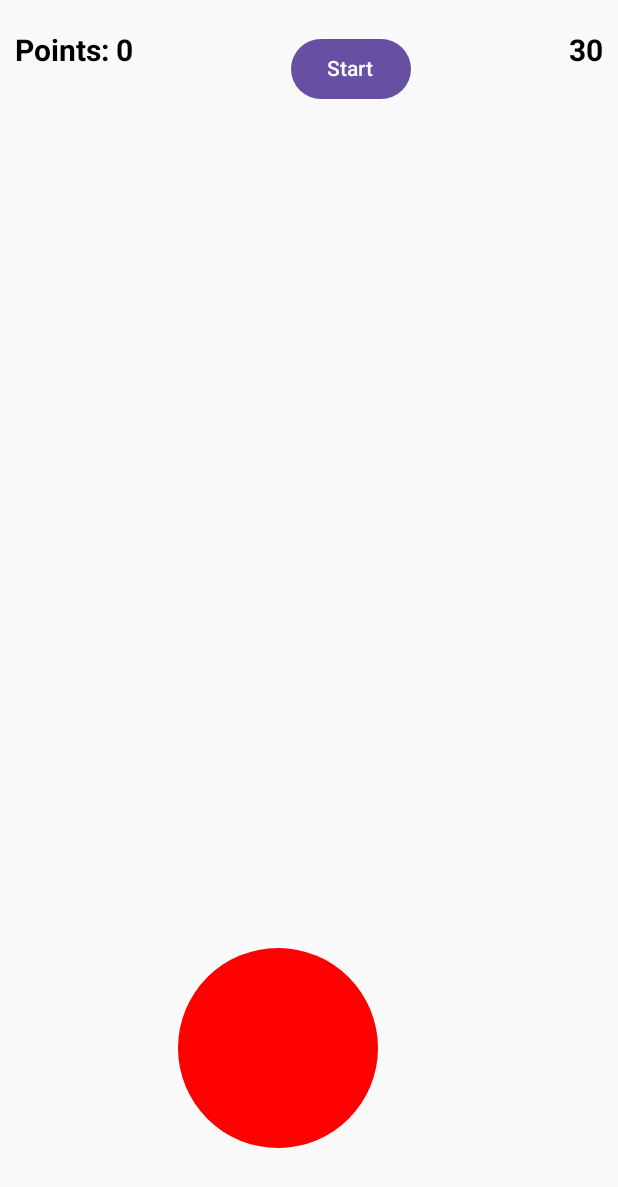
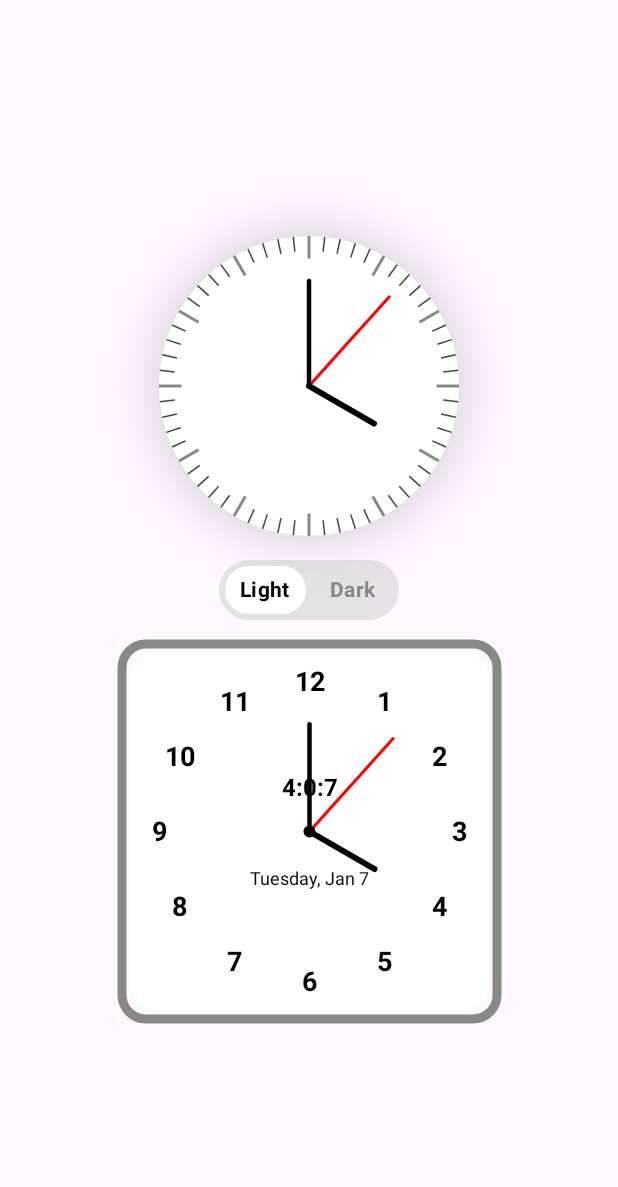
Before and after one commit to yogesh-7/My_Canvas, an Android app built with Jetpack Compose: the screen it shows after launch (MainActivity), on a phone screen of 412 x 824 dp. Shown: the top 1187 px of the screen. Run offline under Robolectric (Android 15) with nearby library versions, the phone set to English and light mode, and no system bars.

Commit message:
UI is ready

```diff
--- /dev/null
+++ b/app/src/main/java/com/helloyogesh/mycanvas/Clock.kt
@@ -0,0 +1,324 @@
+package com.helloyogesh.mycanvas
+
+import android.graphics.Paint
+import android.os.Build
+import androidx.annotation.RequiresApi
+import androidx.compose.foundation.Canvas
+import androidx.compose.foundation.layout.Box
+import androidx.compose.foundation.layout.Column
+import androidx.compose.foundation.layout.Spacer
+import androidx.compose.foundation.layout.fillMaxSize
+import androidx.compose.foundation.layout.height
+import androidx.compose.foundation.layout.offset
+import androidx.compose.foundation.layout.size
+import androidx.compose.material3.Text
+import androidx.compose.runtime.Composable
+import androidx.compose.runtime.LaunchedEffect
+import androidx.compose.runtime.getValue
+import androidx.compose.runtime.mutableLongStateOf
+import androidx.compose.runtime.remember
+import androidx.compose.runtime.setValue
+import androidx.compose.ui.Alignment
+import androidx.compose.ui.Modifier
+import androidx.compose.ui.geometry.CornerRadius
+import androidx.compose.ui.geometry.Offset
+import androidx.compose.ui.geometry.Size
+import androidx.compose.ui.graphics.Color
+import androidx.compose.ui.graphics.StrokeCap
+import androidx.compose.ui.graphics.drawscope.Stroke
+import androidx.compose.ui.graphics.drawscope.rotate
+import androidx.compose.ui.graphics.nativeCanvas
+import androidx.compose.ui.graphics.toArgb
+import androidx.compose.ui.platform.LocalDensity
+import androidx.compose.ui.text.TextStyle
+import androidx.compose.ui.text.font.FontWeight
+import androidx.compose.ui.tooling.preview.Preview
+import androidx.compose.ui.unit.Dp
+import androidx.compose.ui.unit.dp
+import androidx.compose.ui.unit.sp
+import kotlinx.coroutines.delay
+import java.text.SimpleDateFormat
+import java.util.Calendar
+import java.util.Locale
+import kotlin.math.PI
+import kotlin.math.cos
+import kotlin.math.sin
+
+@Composable
+fun Clock(
+    seconds: Float = 0f,
+    minutes: Float = 0f,
+    hours: Float = 0f,
+    radius: Dp = 100.dp,
+    isLightMode: Boolean
+) {
+    val clockFaceColor = if (isLightMode) Color.White else Color(0xFF121212)
+    val tickColor = if (isLightMode) Color.DarkGray else Color(0xFF555555)
+    val majorTickColor = if (isLightMode) Color.Gray else Color(0xFF333333)
+    val secondHandColor = if (isLightMode) Color.Red else Color(0xFFFF5555)
+    val minuteHandColor = if (isLightMode) Color.Black else Color(0xFFAAAAAA)
+    val hourHandColor = if (isLightMode) Color.Black else Color(0xFF888888)
+
+    Canvas(modifier = Modifier.size(radius * 2f)) {
+        // Draw clock face with shadow
+        drawContext.canvas.nativeCanvas.apply {
+            drawCircle(
+                center.x,
+                center.y,
+                radius.toPx(),
+                Paint().apply {
+                    color = clockFaceColor.toArgb()
+                    setShadowLayer(
+                        /* radius = */ 50f,
+                        /* dx = */ 0f,
+                        /* dy = */ 0f,
+                        /* shadowColor = */ android.graphics.Color.argb(50, 0, 0, 0)
+                    )
+                }
+            )
+        }
+
+        // Draw clock ticks (lines)
+        for (i in 0..59) {
+            val angleInRad = i * (360f / 60f) * (PI.toFloat() / 180f)
+            val isMajorTick = i % 5 == 0
+            val lineLength = if (isMajorTick) radius.toPx() * 0.15f else radius.toPx() * 0.1f
+            val strokeWidth = if (isMajorTick) 2.dp.toPx() else 1.dp.toPx()
+            val lineColor = if (isMajorTick) majorTickColor else tickColor
+
+            val lineStart = Offset(
+                x = radius.toPx() * cos(angleInRad) + center.x,
+                y = radius.toPx() * sin(angleInRad) + center.y
+            )
+            val lineEnd = Offset(
+                x = (radius.toPx() - lineLength) * cos(angleInRad) + center.x,
+                y = (radius.toPx() - lineLength) * sin(angleInRad) + center.y
+            )
+            drawLine(
+                color = lineColor,
+                start = lineStart,
+                end = lineEnd,
+                strokeWidth = strokeWidth
+            )
+        }
+
+        // Draw seconds hand
+        val secondsHandLength = radius.toPx() * 0.8f
+        rotate(degrees = seconds * (360f / 60f), pivot = center) {
+            drawLine(
+                color = secondHandColor,
+                start = center,
+                end = Offset(
+                    x = center.x,
+                    y = center.y - secondsHandLength
+                ),
+                strokeWidth = 2.dp.toPx(),
+                cap = StrokeCap.Round
+            )
+        }
+
+        // Draw minutes hand
+        val minutesHandLength = radius.toPx() * 0.7f
+        rotate(degrees = minutes * (360f / 60f), pivot = center) {
+            drawLine(
+                color = minuteHandColor,
+                start = center,
+                end = Offset(
+                    x = center.x,
+                    y = center.y - minutesHandLength
+                ),
+                strokeWidth = 3.dp.toPx(),
+                cap = StrokeCap.Round
+            )
+        }
+
+        // Draw hours hand
+        val hoursHandLength = radius.toPx() * 0.5f
+        rotate(degrees = hours * (360f / 12f), pivot = center) {
+            drawLine(
+                color = hourHandColor,
+                start = center,
+                end = Offset(
+                    x = center.x,
+                    y = center.y - hoursHandLength
+                ),
+                strokeWidth = 4.dp.toPx(),
+                cap = StrokeCap.Round
+            )
+        }
+    }
+}
+
+@Composable
+fun SquareClock(
+    seconds: Float = 0f,
+    minutes: Float = 0f,
+    hours: Float = 0f,
+    size: Dp = 250.dp,
+    isLightMode: Boolean = true
+) {
+    val clockFaceColor = if (isLightMode) Color.White else Color(0xFF121212)
+    val borderColor = if (isLightMode) Color.Gray else Color(0xFFBBBBBB)
+    val numberColor = if (isLightMode) Color.Black else Color.White
+    val hourHandColor = if (isLightMode) Color.Black else Color(0xFFBBBBBB)
+    val minuteHandColor =  if (isLightMode) Color.Black else Color(0xFFBBBBBB)
+    val secondHandColor = Color.Red
+    val textStyle = TextStyle(fontSize = 18.sp, color = numberColor, fontWeight = FontWeight.Bold)
+
+    val density = LocalDensity.current
+
+    // Get current time and date (compatible with older Android versions)
+    val calendar = Calendar.getInstance()
+    val dateFormat = SimpleDateFormat("EEEE, MMM d", Locale.getDefault())
+    val formattedDate = remember { dateFormat.format(calendar.time) }
+
+    Box {
+        Canvas(modifier = Modifier.size(size)) {
+            val squareSide = with(density) { size.toPx() }
+
+            // Draw border with rounded corners
+            drawRoundRect(
+                color = borderColor,
+                size = Size(squareSide, squareSide),
+                cornerRadius = CornerRadius(16.dp.toPx()),
+                style = Stroke(width = 6.dp.toPx())
+            )
+
+            // Draw clock face background
+            drawRoundRect(
+                color = clockFaceColor,
+                size = Size(squareSide - 12.dp.toPx(), squareSide - 12.dp.toPx()),
+                cornerRadius = CornerRadius(16.dp.toPx()),
+                topLeft = Offset(6.dp.toPx(), 6.dp.toPx())
+            )
+        }
+
+        Box(
+            modifier = Modifier.size(size),
+            contentAlignment = Alignment.Center
+        ) {
+            // Draw clock numbers
+            Box(
+                modifier = Modifier.fillMaxSize(),
+                contentAlignment = Alignment.Center
+            ) {
+                (1..12).forEach { number ->
+                    val angle = (number * 30 - 90) * (Math.PI / 180f).toFloat()
+                    val x = with(density) { (cos(angle) * (size.toPx() / 2.5f)).toDp() }
+                    val y = with(density) { (sin(angle) * (size.toPx() / 2.5f)).toDp() }
+
+                    Text(
+                        text = number.toString(),
+                        style = textStyle,
+                        modifier = Modifier
+                            .offset(x, y)
+                            .align(Alignment.Center)
+                    )
+                }
+            }
+
+            // Show time and date
+            Box(
+                modifier = Modifier.fillMaxSize(),
+                contentAlignment = Alignment.Center
+            ) {
+                Column(horizontalAlignment = Alignment.CenterHorizontally) {
+                    // Time above center
+                    Text(
+                        text = "${hours.toInt()}:${minutes.toInt()}:${seconds.toInt()}",
+                        fontSize = 16.sp,
+                        fontWeight = FontWeight.Bold,
+                        color = numberColor,
+                        modifier = Modifier.offset(y = (-20).dp)
+                    )
+
+                    // Spacer to create some gap between time and date
+                    Spacer(modifier = Modifier.height(4.dp))
+
+                    // Date below center
+                    Text(
+                        text = formattedDate,
+                        fontSize = 12.sp,
+                        color = numberColor,
+                        modifier = Modifier.offset(y = 20.dp)
+                    )
+                }
+            }
+
+            // Clock Hands
+            Canvas(modifier = Modifier.fillMaxSize()) {
+                // Second hand
+                rotate(degrees = seconds * 6f, pivot = center) {
+                    drawLine(
+                        color = secondHandColor,
+                        start = center,
+                        end = Offset(center.x, center.y - (with(density) { size.toPx() / 3f })),
+                        strokeWidth = 2.dp.toPx(),
+                        cap = StrokeCap.Round
+                    )
+                }
+
+                // Minute hand
+                rotate(degrees = minutes * 6f, pivot = center) {
+                    drawLine(
+                        color = minuteHandColor,
+                        start = center,
+                        end = Offset(center.x, center.y - (with(density) { size.toPx() / 3.5f })),
+                        strokeWidth = 3.dp.toPx(),
+                        cap = StrokeCap.Round
+                    )
+                }
+
+                // Hour hand
+                rotate(degrees = hours * 30f, pivot = center) {
+                    drawLine(
+                        color = hourHandColor,
+                        start = center,
+                        end = Offset(center.x, center.y - (with(density) { size.toPx() / 5f })),
+                        strokeWidth = 4.dp.toPx(),
+                        cap = StrokeCap.Round
+                    )
+                }
+
+                // Center point
+                drawCircle(
+                    color = hourHandColor,
+                    radius = 4.dp.toPx(),
+                    center = center
+                )
+            }
+        }
+    }
+}
+
+@RequiresApi(Build.VERSION_CODES.O)
+@Preview(showBackground = true)
+@Composable
+fun SquareClockPreview() {
+    var currentTime by remember { mutableLongStateOf(System.currentTimeMillis()) }
+
+    // Continuously update the current time every second
+    LaunchedEffect(Unit) {
+        while (true) {
+            delay(1000L)
+            currentTime = System.currentTimeMillis()
+        }
+    }
+
+    // Calculate the IST offset in milliseconds
+    val istOffsetMillis = 5 * 3600 * 1000L + 30 * 60 * 1000L
+    val istTime = currentTime + istOffsetMillis
+
+    // Calculate seconds, minutes, and hours in IST
+    val seconds = (istTime / 1000f) % 60f
+    val minutes = ((istTime / 1000f) / 60) % 60f
+    val hours = ((istTime / 1000f) / 3600) % 12f // 12-hour format
+    val displayHours = if (hours == 0f) 12f else hours // Handle 12-hour clock behavior
+
+    SquareClock(
+        seconds = seconds,
+        minutes = minutes,
+        hours = displayHours,
+        isLightMode = false
+    )
+}
--- /dev/null
+++ b/app/src/main/java/com/helloyogesh/mycanvas/LightDarkSwitch.kt
@@ -0,0 +1,86 @@
+package com.helloyogesh.mycanvas
+
+import androidx.compose.foundation.background
+import androidx.compose.foundation.clickable
+import androidx.compose.foundation.layout.Box
+import androidx.compose.foundation.layout.Row
+import androidx.compose.foundation.layout.Spacer
+import androidx.compose.foundation.layout.fillMaxHeight
+import androidx.compose.foundation.layout.fillMaxSize
+import androidx.compose.foundation.layout.height
+import androidx.compose.foundation.layout.padding
+import androidx.compose.foundation.layout.width
+import androidx.compose.foundation.shape.RoundedCornerShape
+import androidx.compose.material3.MaterialTheme
+import androidx.compose.material3.Text
+import androidx.compose.runtime.Composable
+import androidx.compose.ui.Alignment
+import androidx.compose.ui.Modifier
+import androidx.compose.ui.draw.clip
+import androidx.compose.ui.graphics.Color
+import androidx.compose.ui.text.font.FontWeight
+import androidx.compose.ui.unit.dp
+
+@Composable
+fun LightDarkSwitch(
+    isLightMode: Boolean,
+    onModeChange: (Boolean) -> Unit
+) {
+    //val backgroundColor = if (isLightMode) Color.White else Color.Black
+    val lightTextColor = if (isLightMode) Color.Black else Color.Gray
+    val darkTextColor = if (isLightMode) Color.Gray else Color.White
+
+    Box(
+        modifier = Modifier
+            .padding(16.dp)
+            .clip(RoundedCornerShape(20.dp))
+            .background(Color.Gray.copy(alpha = 0.2f))
+            .height(40.dp)
+            .width(120.dp)
+            .clickable { onModeChange(!isLightMode) },
+
+        ) {
+        Row(
+            modifier = Modifier
+                .fillMaxSize()
+                .padding(4.dp),
+            verticalAlignment = Alignment.CenterVertically
+        ) {
+            // Light Mode Section
+            Box(
+                modifier = Modifier
+                    .weight(1f)
+                    .fillMaxHeight()
+                    .clip(RoundedCornerShape(16.dp))
+                    .background(if (isLightMode) Color.White else Color.Transparent),
+                contentAlignment = Alignment.Center
+            ) {
+                Text(
+                    text = "Light",
+                    color = lightTextColor,
+                    fontWeight = FontWeight.Bold,
+                    style = MaterialTheme.typography.bodyMedium
+                )
+            }
+
+            Spacer(modifier = Modifier.width(4.dp))
+
+            // Dark Mode Section
+            Box(
+                modifier = Modifier
+                    .weight(1f)
+                    .fillMaxHeight()
+                    .clip(RoundedCornerShape(16.dp))
+                    .background(if (!isLightMode) Color.Black else Color.Transparent),
+                contentAlignment = Alignment.Center
+            ) {
+                Text(
+                    text = "Dark",
+                    color = darkTextColor,
+                    fontWeight = FontWeight.Bold,
+                    style = MaterialTheme.typography.bodyMedium
+                )
+            }
+        }
+    }
+}
--- a/app/src/main/java/com/helloyogesh/mycanvas/MainActivity.kt
+++ b/app/src/main/java/com/helloyogesh/mycanvas/MainActivity.kt
@@ -1,180 +1,124 @@
 package com.helloyogesh.mycanvas
 
+import android.annotation.SuppressLint
 import android.os.Bundle
+import android.util.Log
 import androidx.activity.ComponentActivity
 import androidx.activity.compose.setContent
 import androidx.activity.enableEdgeToEdge
-import androidx.compose.foundation.Canvas
-import androidx.compose.foundation.gestures.detectTapGestures
 import androidx.compose.foundation.layout.Arrangement
-import androidx.compose.foundation.layout.BoxWithConstraints
 import androidx.compose.foundation.layout.Column
-import androidx.compose.foundation.layout.Row
 import androidx.compose.foundation.layout.Spacer
 import androidx.compose.foundation.layout.fillMaxSize
-import androidx.compose.foundation.layout.fillMaxWidth
 import androidx.compose.foundation.layout.height
 import androidx.compose.foundation.layout.navigationBarsPadding
-import androidx.compose.foundation.layout.padding
-import androidx.compose.material3.Button
-import androidx.compose.material3.Text
+import androidx.compose.material3.MaterialTheme
+import androidx.compose.material3.Surface
 import androidx.compose.runtime.Composable
 import androidx.compose.runtime.LaunchedEffect
 import androidx.compose.runtime.getValue
-import androidx.compose.runtime.mutableIntStateOf
 import androidx.compose.runtime.mutableStateOf
 import androidx.compose.runtime.remember
 import androidx.compose.runtime.setValue
+import androidx.compose.ui.Alignment
 import androidx.compose.ui.Modifier
-import androidx.compose.ui.geometry.Offset
-import androidx.compose.ui.graphics.Color
-import androidx.compose.ui.input.pointer.pointerInput
-import androidx.compose.ui.text.font.FontWeight
 import androidx.compose.ui.tooling.preview.Preview
 import androidx.compose.ui.unit.dp
-import androidx.compose.ui.unit.sp
 import kotlinx.coroutines.delay
-import kotlin.math.pow
-import kotlin.math.roundToInt
-import kotlin.math.sqrt
-import kotlin.random.Random
+import java.util.Calendar
+import java.util.TimeZone
 
 class MainActivity : ComponentActivity() {
     override fun onCreate(savedInstanceState: Bundle?) {
         super.onCreate(savedInstanceState)
         enableEdgeToEdge()
         setContent {
-            MainScreen()
+            Surface(
+                modifier = Modifier.fillMaxSize(),
+                color = MaterialTheme.colorScheme.background
+            ) {
+                MainScreen() // Call your MainScreen composable here
+            }
         }
     }
 }
 
+@SuppressLint("AutoboxingStateCreation")
 @Composable
 fun MainScreen() {
-    var points by remember {
-        mutableIntStateOf(0)
-    }
-    var isTimerRunning by remember {
-        mutableStateOf(false)
-    }
-    Column(modifier = Modifier.fillMaxSize()
-        .navigationBarsPadding()
+    Column(
+        modifier = Modifier
+            .fillMaxSize()
+            .navigationBarsPadding(),
+        horizontalAlignment = Alignment.CenterHorizontally,
+        verticalArrangement = Arrangement.Center
     ) {
         Spacer(modifier = Modifier.height(12.dp))
-        Row(
-            modifier = Modifier
-                .fillMaxWidth()
-                .padding(10.dp),
-            horizontalArrangement = Arrangement.SpaceBetween
-        ) {
-            Text(
-                text = "Points: $points",
-                fontSize = 20.sp,
-                fontWeight = FontWeight.Bold
-            )
-            Button(onClick = {
-                isTimerRunning = !isTimerRunning
-                points = 0
-            }) {
-                Text(text = if (isTimerRunning) "Reset" else "Start")
-            }
-            CountdownTimer(
-                isTimerRunning = isTimerRunning
-            ) {
-                isTimerRunning = false
+
+        // Mutable state to hold the current system time
+        var isLightMode by remember { mutableStateOf(true) }
+
+        // Get the current system time (in UTC)
+        val currentMillis = remember { System.currentTimeMillis() }
+
+        // Use Calendar and TimeZone to get IST time
+        val calendar = Calendar.getInstance(TimeZone.getTimeZone("Asia/Kolkata"))
+        calendar.timeInMillis = currentMillis
+
+        // Extract hours, minutes, seconds in IST
+        var seconds by remember { mutableStateOf(calendar.get(Calendar.SECOND).toFloat()) }
+        var minutes by remember { mutableStateOf(calendar.get(Calendar.MINUTE).toFloat()) }
+        var hours by remember { mutableStateOf(calendar.get(Calendar.HOUR_OF_DAY).toFloat()) }
+
+        // Continuously update the time every second
+        LaunchedEffect(key1 = seconds) {
+            while (true) {
+                delay(1000L)
+
+                // Update the time from the calendar
+                calendar.timeInMillis = System.currentTimeMillis()
+
+                // Update the time components
+                seconds = calendar.get(Calendar.SECOND).toFloat()
+                minutes = calendar.get(Calendar.MINUTE).toFloat()
+                hours = calendar.get(Calendar.HOUR_OF_DAY).toFloat()
+
+                // Convert to 12-hour format
+                if (hours >= 12) {
+                    hours -= 12
+                }
+                if (hours == 0f) {
+                    hours = 12f // Correct the zero hour to display 12
+                }
             }
         }
-        BallClicker(
-            enabled = isTimerRunning
-        ) {
-            points++
-        }
+
+        // Log the updated IST time
+        Log.d("MainActivity", "IST Time Seconds: $seconds, Minutes: $minutes, Hours: $hours")
+
+        // Pass the dynamically calculated IST time to the Clock composable
+        Clock(
+            seconds = seconds,
+            minutes = minutes,
+            hours = hours,
+            isLightMode = isLightMode
+        )
+        LightDarkSwitch(
+            isLightMode = isLightMode,
+            onModeChange = { isLightMode = it }
+        )
+        SquareClock(
+            seconds = seconds,
+            minutes = minutes,
+            hours = hours,
+            isLightMode = isLightMode
+        )
     }
 }
 
-@Composable
-fun CountdownTimer(
-    time: Int = 30000,
-    isTimerRunning: Boolean = false,
-    onTimerEnd: () -> Unit = {}
-) {
-    var curTime by remember {
-        mutableIntStateOf(time)
-    }
-    LaunchedEffect(key1 = curTime, key2 = isTimerRunning) {
-        if (!isTimerRunning) {
-            curTime = time
-            return@LaunchedEffect
-        }
-        if (curTime > 0) {
-            delay(1000L)
-            curTime -= 1000
-        } else {
-            onTimerEnd()
-        }
-    }
-    Text(
-        text = (curTime / 1000).toString(),
-        fontSize = 20.sp,
-        fontWeight = FontWeight.Bold
-    )
-}
 
-@Composable
-fun BallClicker(
-    radius: Float = 100f,
-    enabled: Boolean = false,
-    ballColor: Color = Color.Red,
-    onBallClick: () -> Unit = {}
-) {
-    BoxWithConstraints(modifier = Modifier.fillMaxSize()) {
-        var ballPosition by remember {
-            mutableStateOf(
-                randomOffset(
-                    radius = radius,
-                    width = constraints.maxWidth,
-                    height = constraints.maxHeight
-                )
-            )
-        }
-        Canvas(
-            modifier = Modifier
-                .fillMaxSize()
-                .pointerInput(enabled) {
-                    if (!enabled) {
-                        return@pointerInput
-                    }
-                    detectTapGestures {
-                        val distance = sqrt(
-                            (it.x - ballPosition.x).pow(2) +
-                                    (it.y - ballPosition.y).pow(2)
-                        )
-                        if (distance <= radius) {
-                            ballPosition = randomOffset(
-                                radius = radius,
-                                width = constraints.maxWidth,
-                                height = constraints.maxHeight
-                            )
-                            onBallClick()
-                        }
-                    }
-                }
-        ) {
-            drawCircle(
-                color = ballColor,
-                radius = radius,
-                center = ballPosition
-            )
-        }
-    }
-}
 
-private fun randomOffset(radius: Float, width: Int, height: Int): Offset {
-    return Offset(
-        x = Random.nextInt(radius.roundToInt(), width - radius.roundToInt()).toFloat(),
-        y = Random.nextInt(radius.roundToInt(), height - radius.roundToInt()).toFloat()
-    )
-}
+
 
 @Preview(showBackground = true)
 @Composable
```
